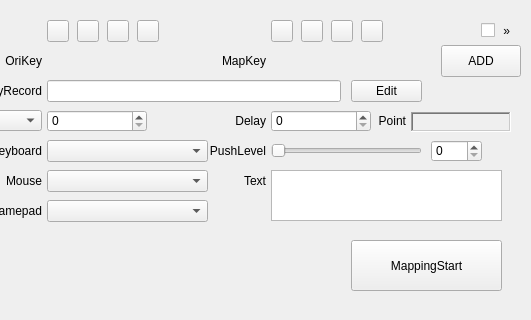
Qt form QKeyMapper/qkeymapper.ui (Zalafina/QKeyMapper) before a commit; both pictures show x 539 to 1070 and y 350 to 670 of the 1070 by 670 pixel window.
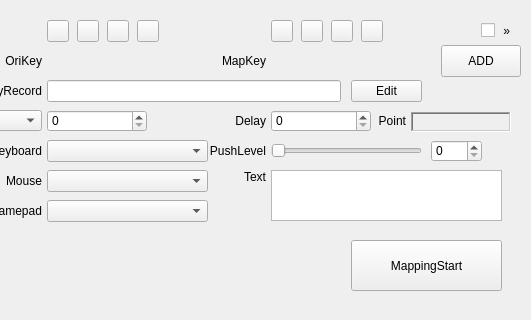
The same form after that commit.

```diff
--- a/QKeyMapper/qkeymapper.ui
+++ b/QKeyMapper/qkeymapper.ui
@@ -1863,14 +1863,14 @@
      <x>754</x>
      <y>520</y>
      <width>51</width>
-     <height>22</height>
+     <height>41</height>
     </rect>
    </property>
    <property name="text">
     <string>Text</string>
    </property>
    <property name="alignment">
-    <set>Qt::AlignmentFlag::AlignRight|Qt::AlignmentFlag::AlignTrailing|Qt::AlignmentFlag::AlignVCenter</set>
+    <set>Qt::AlignmentFlag::AlignRight|Qt::AlignmentFlag::AlignTop|Qt::AlignmentFlag::AlignTrailing</set>
    </property>
   </widget>
   <widget class="QLabel" name="gamepadSelectLabel">
```
